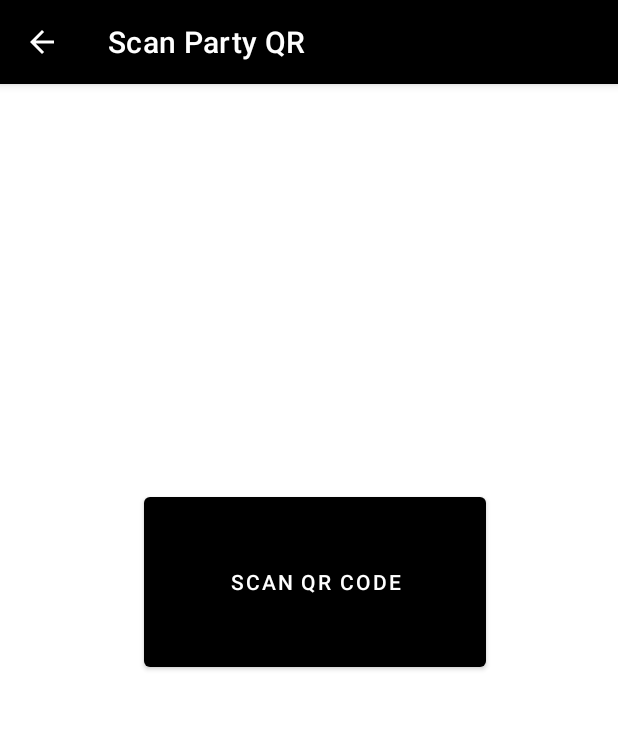
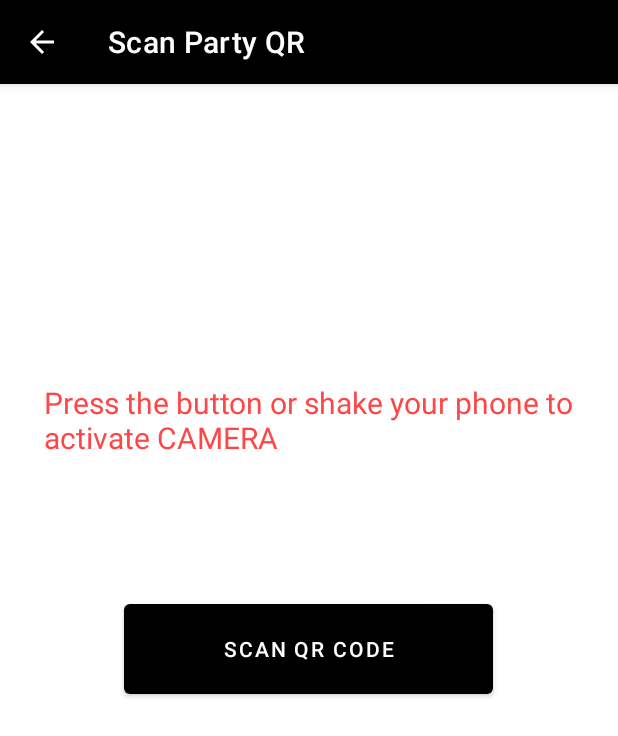
Before and after one commit to satiyaganes06/Party-mobile-project, an Android app: the qr_scanner screen opened directly, with no data from a screen before it, on a phone screen of 412 x 824 dp. Shown: the top 736 px of the screen. Run offline under Robolectric (Android 15) with nearby library versions, the phone set to English and light mode, and no system bars; our stand-ins replace Firebase (no records; nobody signed in at launch, a user with empty details on screens opened directly); libraries missing offline, so code that uses them is left out: com.journeyapps.barcodescanner.

Commit message:
21/6/2023 Done join party

```diff
--- a/app/src/main/java/com/example/party_mobile/MainActivity.java
+++ b/app/src/main/java/com/example/party_mobile/MainActivity.java
@@ -39,7 +39,7 @@ public class MainActivity extends BaseActivity {
     private ArrayList<PartyDetailsModel> mPartyDetailsListItems;
 
     TextView tv ;
-    Button btn_add_party, btn_profile;
+
     @Override
     protected void onCreate(Bundle savedInstanceState) {
         super.onCreate(savedInstanceState);
@@ -47,7 +47,7 @@ public class MainActivity extends BaseActivity {
 
         ActionBar actionBar = getSupportActionBar();
 
-        setTitle("Homepage");
+        setTitle("Public Events/Parties ");
 
         recycleview = findViewById(R.id.recycleview);
 
--- a/app/src/main/java/com/example/party_mobile/qr_scanner.java
+++ b/app/src/main/java/com/example/party_mobile/qr_scanner.java
@@ -2,6 +2,10 @@ package com.example.party_mobile;
 
 import android.content.DialogInterface;
 import android.content.Intent;
+import android.hardware.Sensor;
+import android.hardware.SensorEvent;
+import android.hardware.SensorEventListener;
+import android.hardware.SensorManager;
 import android.net.Uri;
 import android.os.Bundle;
 import android.view.View;
@@ -21,8 +25,14 @@ import com.journeyapps.barcodescanner.ScanOptions;
 import com.google.firebase.firestore.FirebaseFirestore;
 
 
-public class qr_scanner extends BaseActivity {
+public class qr_scanner extends BaseActivity implements SensorEventListener {
 
+
+    private SensorManager sensorManager;
+    private Sensor accelerometer;
+    private static final float SHAKE_THRESHOLD = 20.0f; // Adjust this value according to sensitivity
+    private static final int SHAKE_TIME_INTERVAL = 1000; // Adjust this value according to sensitivity
+    private long lastShakeTime = 0;
     private FirebaseAuth firebaseAuth;
     private FirebaseUser firebaseUser;
     private final FirebaseFirestore mFireStore = FirebaseFirestore.getInstance();
@@ -33,7 +43,8 @@ Button btnScan;
         super.onCreate(savedInstanceState);
         setContentView(R.layout.activity_qr_scanner);
         btnScan = findViewById(R.id.btn_Scan);
-
+        sensorManager = (SensorManager) getSystemService(SENSOR_SERVICE);
+        accelerometer = sensorManager.getDefaultSensor(Sensor.TYPE_ACCELEROMETER);
         // calling the action bar
         ActionBar actionBar = getSupportActionBar();
         setTitle("Scan Party QR");
@@ -46,6 +57,40 @@ Button btnScan;
                 scanCode();
             }
         });
+    }
+
+    @Override
+    protected void onResume() {
+        super.onResume();
+        // Register the accelerometer sensor listener
+        sensorManager.registerListener(this, accelerometer, SensorManager.SENSOR_DELAY_NORMAL);
+    }
+
+    @Override
+    protected void onPause() {
+        super.onPause();
+        // Unregister the accelerometer sensor listener
+        sensorManager.unregisterListener(this);
+    }
+
+    @Override
+    public void onSensorChanged(SensorEvent event) {
+        if (event.sensor.getType() == Sensor.TYPE_ACCELEROMETER) {
+            long currentTime = System.currentTimeMillis();
+
+            if ((currentTime - lastShakeTime) > SHAKE_TIME_INTERVAL) {
+                float x = event.values[0];
+                float y = event.values[1];
+                float z = event.values[2];
+
+                double acceleration = Math.sqrt(x * x + y * y + z * z);
+
+                if (acceleration > SHAKE_THRESHOLD) {
+                    lastShakeTime = currentTime;
+                    scanCode();
+                }
+            }
+        }
     }
     private void scanCode(){
         ScanOptions options = new ScanOptions();
@@ -69,15 +114,17 @@ Button btnScan;
                              for (QueryDocumentSnapshot document : task.getResult()) {
                                  // Retrieve the data from the document
                                  // For example, if you have a field called "party_name":
-                                 String partyName = document.getString("party_name");
-
+                                 String partyID = document.getString("party_id");
+                                 Intent intent = new Intent(getApplicationContext(), JoinParty.class);
+                                 intent.putExtra("party_id", partyID);
+                                 startActivity(intent);
                                  // Do something with the retrieved data
-                                 AlertDialog.Builder builder = new AlertDialog.Builder(qr_scanner.this);
-                                 builder.setTitle("Result");
-                                 builder.setMessage("Party Name: " + partyName);
-                                 builder.setPositiveButton("Ok", (dialogInterface, i) -> {
-                                     dialogInterface.dismiss();
-                                 }).show();
+//                                 AlertDialog.Builder builder = new AlertDialog.Builder(qr_scanner.this);
+//                                 builder.setTitle("Result");
+//                                 builder.setMessage("Party Name: " + partyName);
+//                                 builder.setPositiveButton("Ok", (dialogInterface, i) -> {
+//                                     dialogInterface.dismiss();
+//                                 }).show();
                              }
                          } else {
                              // Handle any errors that occurred
@@ -86,4 +133,11 @@ Button btnScan;
          }
 
      });
+
+
+
+    @Override
+    public void onAccuracyChanged(Sensor sensor, int i) {
+
+    }
 }
--- a/app/src/main/res/layout/activity_qr_scanner.xml
+++ b/app/src/main/res/layout/activity_qr_scanner.xml
@@ -8,19 +8,33 @@
 
     <Button
         android:id="@+id/btn_Scan"
-        android:layout_width="228dp"
-        android:layout_height="125dp"
+        android:layout_width="246dp"
+        android:layout_height="72dp"
         android:layout_alignParentStart="true"
         android:layout_alignParentTop="true"
         android:layout_alignParentEnd="true"
         android:layout_alignParentBottom="true"
         android:layout_marginStart="95dp"
-        android:layout_marginTop="251dp"
         android:layout_marginEnd="87dp"
         android:layout_marginBottom="355dp"
         android:text="Scan QR Code"
         app:layout_constraintBottom_toBottomOf="parent"
         app:layout_constraintEnd_toEndOf="parent"
+        app:layout_constraintHorizontal_bias="0.764"
         app:layout_constraintStart_toStartOf="parent"
-        app:layout_constraintTop_toTopOf="parent" />
+        app:layout_constraintTop_toBottomOf="@+id/textView"
+        app:layout_constraintVertical_bias="1.0" />
+
+    <TextView
+        android:id="@+id/textView"
+        android:layout_width="353dp"
+        android:layout_height="85dp"
+        android:text="Press the button or shake your phone to activate CAMERA"
+        android:textColor="@color/darkRed"
+        android:textSize="20sp"
+        app:layout_constraintBottom_toBottomOf="parent"
+        app:layout_constraintEnd_toEndOf="parent"
+        app:layout_constraintStart_toStartOf="parent"
+        app:layout_constraintTop_toTopOf="parent"
+        app:layout_constraintVertical_bias="0.291" />
 </androidx.constraintlayout.widget.ConstraintLayout>
```
Also changed, not shown: app/src/main/java/com/example/party_mobile/JoinParty.java (+73 -1 lines).
